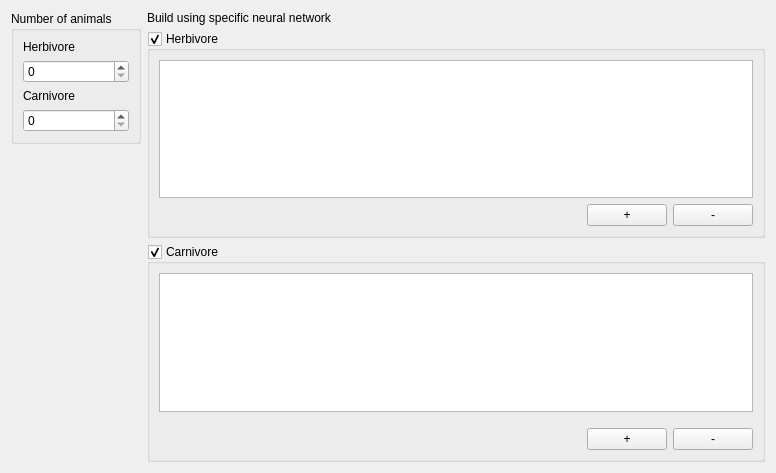
This is WorldCreatorAnimalsWidget.ui in Xaxetrov/Fil-Rouge as Qt 5 draws it before an edit. The edited form follows.
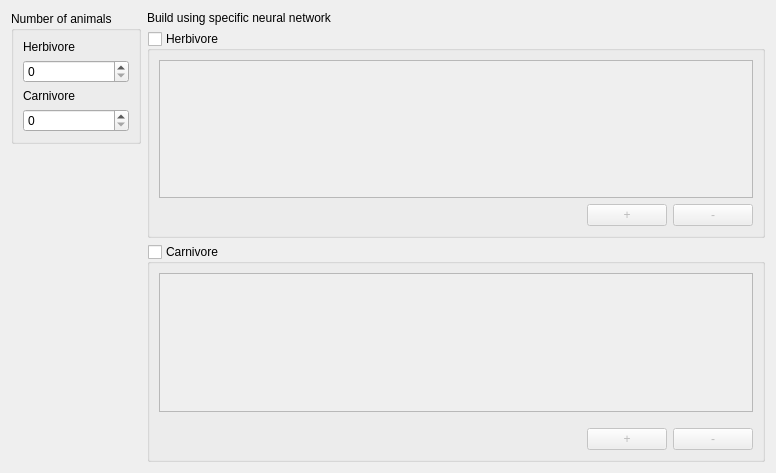
This is the edited form.

Commit message: new tool box in world creator and some modification on the trhreading loop (no bug corection but some lisibility improvement)

Diff of the .ui file:
```diff
--- a/WorldCreatorAnimalsWidget.ui
+++ b/WorldCreatorAnimalsWidget.ui
@@ -71,6 +71,9 @@
      </item>
      <item>
       <widget class="QGroupBox" name="gb_Herbivore">
+       <property name="enabled">
+        <bool>true</bool>
+       </property>
        <property name="title">
         <string>Herbivore</string>
        </property>
@@ -83,6 +86,9 @@
        <property name="checkable">
         <bool>true</bool>
        </property>
+       <property name="checked">
+        <bool>false</bool>
+       </property>
        <layout class="QVBoxLayout" name="verticalLayout_3">
         <item>
          <widget class="QListView" name="lv_herbivore"/>
@@ -115,7 +121,7 @@
           <item>
            <widget class="QPushButton" name="bt_removeHerbivore">
             <property name="enabled">
-             <bool>true</bool>
+             <bool>false</bool>
             </property>
             <property name="text">
              <string>-</string>
@@ -135,6 +141,9 @@
        <property name="checkable">
         <bool>true</bool>
        </property>
+       <property name="checked">
+        <bool>false</bool>
+       </property>
        <layout class="QVBoxLayout" name="verticalLayout_4">
         <item>
          <widget class="QListView" name="lv_carnivore"/>
@@ -167,7 +176,7 @@
           <item>
            <widget class="QPushButton" name="bt_removeCarnivore">
             <property name="enabled">
-             <bool>true</bool>
+             <bool>false</bool>
             </property>
             <property name="text">
              <string>-</string>
```
The commit also changes 22 other files.
